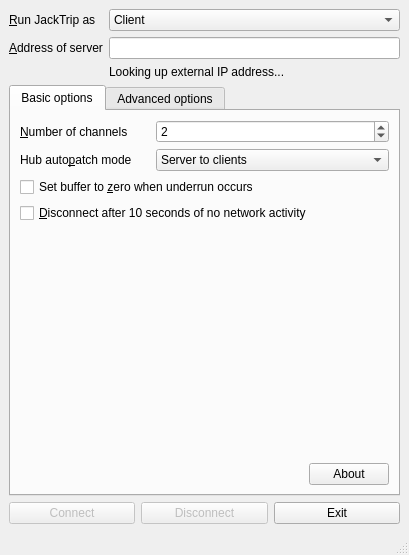
The window that src/qjacktrip.ui (jacktrip/jacktrip) describes before a commit, drawn with Qt 5.
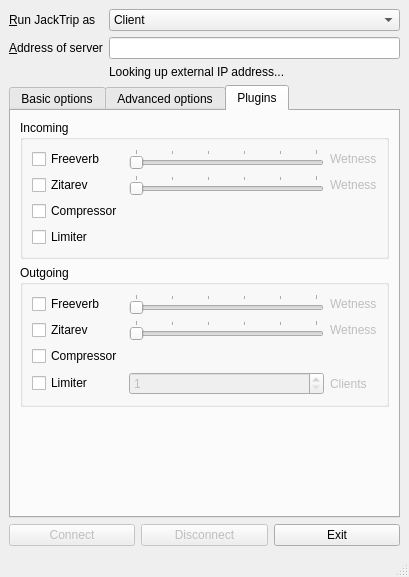
The same window after the commit. The open tabs and pages were chosen to show the change. Icons and pictures are not drawn.

Commit message:
Add plugins tab to UI
Start work on a plugins tab to allow the user to access the effects added by jos.

What changed in the file:
```diff
--- a/src/qjacktrip.ui
+++ b/src/qjacktrip.ui
@@ -7,7 +7,7 @@
     <x>0</x>
     <y>0</y>
     <width>403</width>
-    <height>555</height>
+    <height>577</height>
    </rect>
   </property>
   <property name="windowTitle">
@@ -72,6 +72,13 @@
     <item row="1" column="1">
      <widget class="QLineEdit" name="addressEdit"/>
     </item>
+    <item row="2" column="1">
+     <widget class="QLabel" name="ipLabel">
+      <property name="text">
+       <string>Looking up external IP address...</string>
+      </property>
+     </widget>
+    </item>
     <item row="5" column="0" colspan="2">
      <layout class="QHBoxLayout" name="buttonLayout">
       <item>
@@ -124,6 +131,9 @@
        <bool>false</bool>
       </property>
       <widget class="QWidget" name="basicTab">
+       <property name="enabled">
+        <bool>true</bool>
+       </property>
        <attribute name="title">
         <string>Basic options</string>
        </attribute>
@@ -456,13 +466,257 @@
         </item>
        </layout>
       </widget>
-     </widget>
-    </item>
-    <item row="2" column="1">
-     <widget class="QLabel" name="ipLabel">
-      <property name="text">
-       <string>Looking up external IP address...</string>
-      </property>
+      <widget class="QWidget" name="pluginsTab">
+       <attribute name="title">
+        <string>Plugins</string>
+       </attribute>
+       <layout class="QVBoxLayout" name="verticalLayout">
+        <item>
+         <widget class="QGroupBox" name="incomingGroupBox">
+          <property name="enabled">
+           <bool>true</bool>
+          </property>
+          <property name="title">
+           <string>Incoming</string>
+          </property>
+          <layout class="QGridLayout" name="gridLayout_5">
+           <item row="1" column="1">
+            <widget class="QSlider" name="inZitarevWetnessSlider">
+             <property name="enabled">
+              <bool>false</bool>
+             </property>
+             <property name="maximum">
+              <number>100</number>
+             </property>
+             <property name="orientation">
+              <enum>Qt::Horizontal</enum>
+             </property>
+             <property name="tickPosition">
+              <enum>QSlider::TicksAbove</enum>
+             </property>
+             <property name="tickInterval">
+              <number>20</number>
+             </property>
+            </widget>
+           </item>
+           <item row="0" column="2">
+            <widget class="QLabel" name="inFreeverbLabel">
+             <property name="enabled">
+              <bool>false</bool>
+             </property>
+             <property name="text">
+              <string>Wetness</string>
+             </property>
+            </widget>
+           </item>
+           <item row="4" column="0">
+            <widget class="QCheckBox" name="inLimiterCheckBox">
+             <property name="text">
+              <string>Limiter</string>
+             </property>
+            </widget>
+           </item>
+           <item row="0" column="0">
+            <widget class="QCheckBox" name="inFreeverbCheckBox">
+             <property name="text">
+              <string>Freeverb</string>
+             </property>
+            </widget>
+           </item>
+           <item row="1" column="2" alignment="Qt::AlignHCenter">
+            <widget class="QLabel" name="inZitarevLabel">
+             <property name="enabled">
+              <bool>false</bool>
+             </property>
+             <property name="text">
+              <string>Wetness</string>
+             </property>
+            </widget>
+           </item>
+           <item row="3" column="0">
+            <widget class="QCheckBox" name="inCompressorCheckBox">
+             <property name="text">
+              <string>Compressor</string>
+             </property>
+            </widget>
+           </item>
+           <item row="1" column="0">
+            <widget class="QCheckBox" name="inZitarevCheckBox">
+             <property name="text">
+              <string>Zitarev</string>
+             </property>
+            </widget>
+           </item>
+           <item row="0" column="1">
+            <widget class="QSlider" name="inFreeverbWetnessSlider">
+             <property name="enabled">
+              <bool>false</bool>
+             </property>
+             <property name="maximum">
+              <number>100</number>
+             </property>
+             <property name="singleStep">
+              <number>1</number>
+             </property>
+             <property name="orientation">
+              <enum>Qt::Horizontal</enum>
+             </property>
+             <property name="invertedAppearance">
+              <bool>false</bool>
+             </property>
+             <property name="tickPosition">
+              <enum>QSlider::TicksAbove</enum>
+             </property>
+             <property name="tickInterval">
+              <number>20</number>
+             </property>
+            </widget>
+           </item>
+          </layout>
+         </widget>
+        </item>
+        <item>
+         <widget class="QGroupBox" name="outgoingGroupBox">
+          <property name="enabled">
+           <bool>true</bool>
+          </property>
+          <property name="title">
+           <string>Outgoing</string>
+          </property>
+          <layout class="QGridLayout" name="gridLayout_2">
+           <item row="0" column="0">
+            <widget class="QCheckBox" name="outFreeverbCheckBox">
+             <property name="text">
+              <string>Freeverb</string>
+             </property>
+            </widget>
+           </item>
+           <item row="0" column="1">
+            <widget class="QSlider" name="outFreeverbWetnessSlider">
+             <property name="enabled">
+              <bool>false</bool>
+             </property>
+             <property name="maximum">
+              <number>100</number>
+             </property>
+             <property name="singleStep">
+              <number>1</number>
+             </property>
+             <property name="orientation">
+              <enum>Qt::Horizontal</enum>
+             </property>
+             <property name="invertedAppearance">
+              <bool>false</bool>
+             </property>
+             <property name="tickPosition">
+              <enum>QSlider::TicksAbove</enum>
+             </property>
+             <property name="tickInterval">
+              <number>20</number>
+             </property>
+            </widget>
+           </item>
+           <item row="0" column="2">
+            <widget class="QLabel" name="outFreeverbLabel">
+             <property name="enabled">
+              <bool>false</bool>
+             </property>
+             <property name="text">
+              <string>Wetness</string>
+             </property>
+            </widget>
+           </item>
+           <item row="1" column="0">
+            <widget class="QCheckBox" name="outZitarevCheckBox">
+             <property name="text">
+              <string>Zitarev</string>
+             </property>
+            </widget>
+           </item>
+           <item row="1" column="1">
+            <widget class="QSlider" name="outZitarevWetnessSlider">
+             <property name="enabled">
+              <bool>false</bool>
+             </property>
+             <property name="maximum">
+              <number>100</number>
+             </property>
+             <property name="orientation">
+              <enum>Qt::Horizontal</enum>
+             </property>
+             <property name="tickPosition">
+              <enum>QSlider::TicksAbove</enum>
+             </property>
+             <property name="tickInterval">
+              <number>20</number>
+             </property>
+            </widget>
+           </item>
+           <item row="1" column="2">
+            <widget class="QLabel" name="outZitarevLabel">
+             <property name="enabled">
+              <bool>false</bool>
+             </property>
+             <property name="text">
+              <string>Wetness</string>
+             </property>
+            </widget>
+           </item>
+           <item row="2" column="0">
+            <widget class="QCheckBox" name="outCompressorCheckBox">
+             <property name="text">
+              <string>Compressor</string>
+             </property>
+            </widget>
+           </item>
+           <item row="3" column="0">
+            <widget class="QCheckBox" name="outLimiterCheckBox">
+             <property name="text">
+              <string>Limiter</string>
+             </property>
+            </widget>
+           </item>
+           <item row="3" column="1">
+            <widget class="QSpinBox" name="outClientsSpinBox">
+             <property name="enabled">
+              <bool>false</bool>
+             </property>
+             <property name="minimum">
+              <number>1</number>
+             </property>
+             <property name="maximum">
+              <number>100</number>
+             </property>
+            </widget>
+           </item>
+           <item row="3" column="2">
+            <widget class="QLabel" name="outLimiterLabel">
+             <property name="enabled">
+              <bool>false</bool>
+             </property>
+             <property name="text">
+              <string>Clients</string>
+             </property>
+            </widget>
+           </item>
+          </layout>
+         </widget>
+        </item>
+        <item>
+         <spacer name="pluginsVerticalSpacer">
+          <property name="orientation">
+           <enum>Qt::Vertical</enum>
+          </property>
+          <property name="sizeHint" stdset="0">
+           <size>
+            <width>20</width>
+            <height>40</height>
+           </size>
+          </property>
+         </spacer>
+        </item>
+       </layout>
+      </widget>
      </widget>
     </item>
    </layout>
```
Left out of the diff: 13 changed lines with no effect on the pictures. The commit also changes 2 other files.
